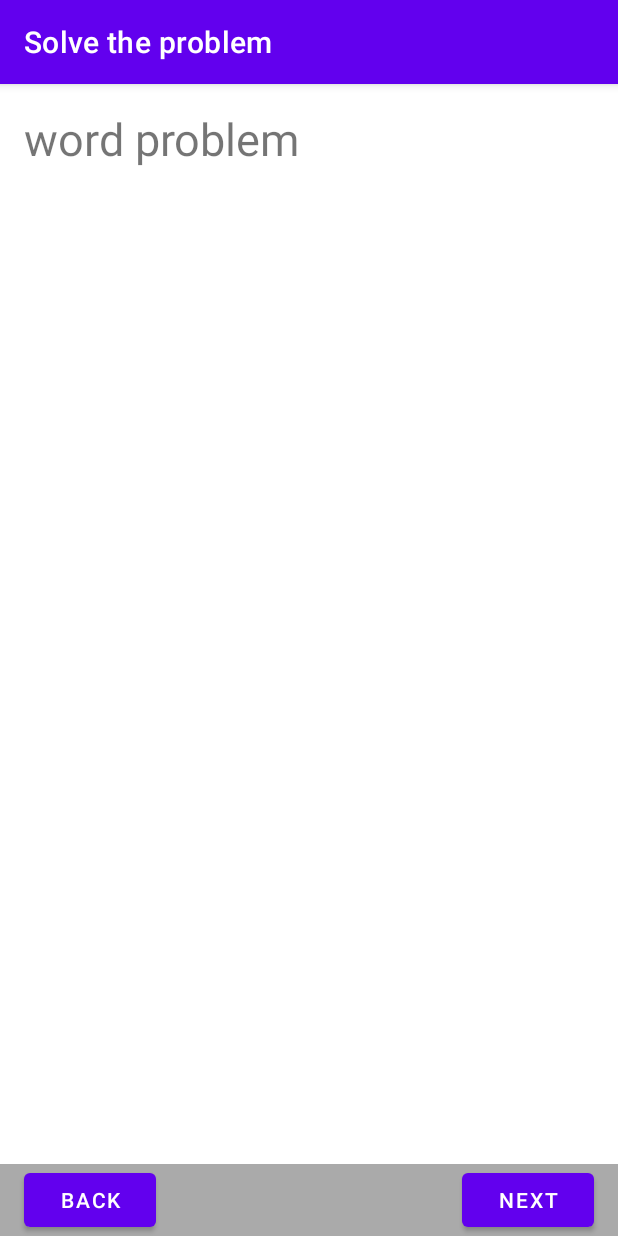
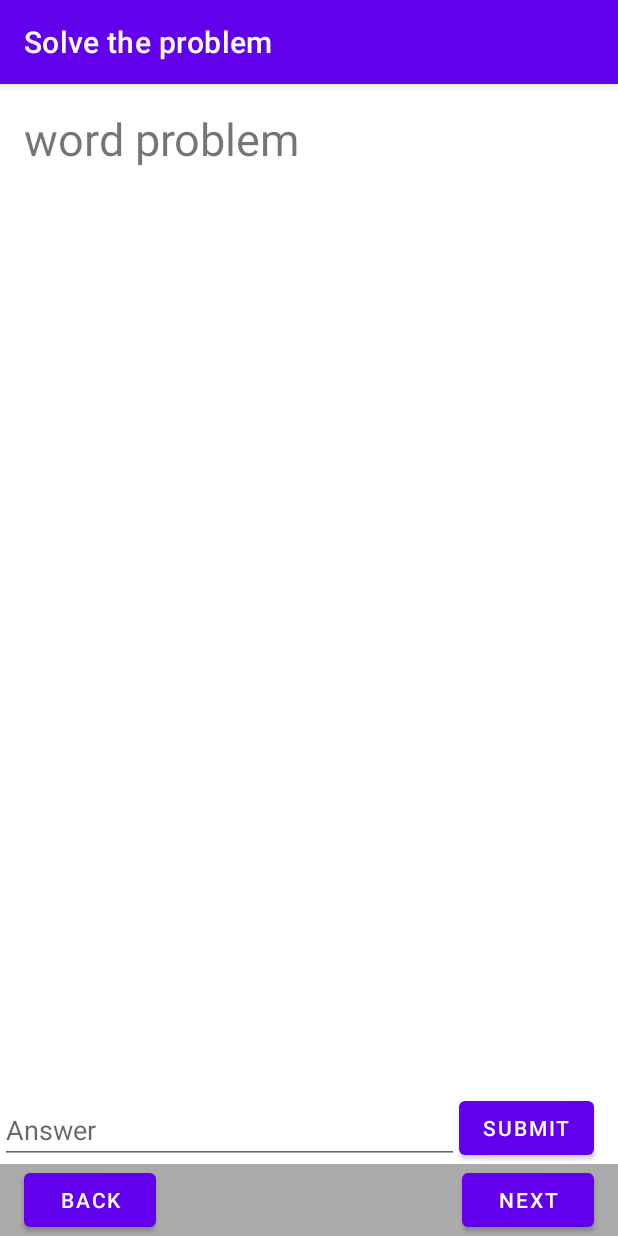
Before and after one commit to jinglebiscuits/fourth-grade-word-problems, an Android app: the SolveFragment screen opened through its navigation route, on a phone screen of 412 x 824 dp. Run offline under Robolectric (Android 15) with nearby library versions, the phone set to English and light mode, and no system bars; 2 statements that could not run were skipped.

Commit message:
solution is checked

```diff
--- a/app/src/main/java/com/completewordproblems/fourthgrade/fragments/strategies/SolveFragment.kt
+++ b/app/src/main/java/com/completewordproblems/fourthgrade/fragments/strategies/SolveFragment.kt
@@ -4,8 +4,12 @@ import android.os.Bundle
 import android.view.LayoutInflater
 import android.view.View
 import android.view.ViewGroup
+import android.widget.Button
+import android.widget.EditText
+import androidx.appcompat.app.AlertDialog
 import androidx.fragment.app.Fragment
 import com.completewordproblems.fourthgrade.R
+import com.completewordproblems.fourthgrade.Wizard
 
 /**
  * A simple [Fragment] subclass.
@@ -14,6 +18,9 @@ import com.completewordproblems.fourthgrade.R
  */
 class SolveFragment : StrategyFragmentBase("Solve the problem") {
 
+    lateinit var answerText: EditText
+    lateinit var submitButton: Button
+
     override fun onCreateView(
         inflater: LayoutInflater, container: ViewGroup?,
         savedInstanceState: Bundle?
@@ -21,6 +28,18 @@ class SolveFragment : StrategyFragmentBase("Solve the problem") {
         val view: View = inflater.inflate(R.layout.fragment_solve, container, false)
         setupWordProblemText(view)
         setupNavigation(view)
+        answerText = view.findViewById(R.id.answer_text)
+        submitButton = view.findViewById(R.id.submit_button)
+        submitButton.setOnClickListener {
+            val builder = AlertDialog.Builder(requireContext())
+            if (Wizard.currentProblem.answer == answerText.text.toString()) {
+                builder.setMessage("That's right!")
+            } else {
+                builder.setMessage("${answerText.text} isn't the correct answer. Please try again.")
+            }
+            builder.setPositiveButton(android.R.string.ok, null)
+            builder.create().show()
+        }
         return view
     }
 }
--- a/app/src/main/res/layout/fragment_solve.xml
+++ b/app/src/main/res/layout/fragment_solve.xml
@@ -17,7 +17,27 @@
         app:layout_constraintStart_toStartOf="parent"
         app:layout_constraintTop_toTopOf="parent" />
 
+    <EditText
+        android:id="@+id/answer_text"
+        android:layout_width="0dp"
+        android:layout_height="wrap_content"
+        android:hint="Answer"
+        android:inputType="text"
+        app:layout_constraintStart_toStartOf="parent"
+        app:layout_constraintEnd_toStartOf="@+id/submit_button"
+        app:layout_constraintBottom_toTopOf="@id/navigation"/>
+
+    <Button
+        android:id="@+id/submit_button"
+        android:layout_width="wrap_content"
+        android:layout_height="wrap_content"
+        android:layout_marginEnd="16dp"
+        android:text="submit"
+        app:layout_constraintBottom_toTopOf="@+id/navigation"
+        app:layout_constraintEnd_toEndOf="parent"/>
+
     <include
+        android:id="@+id/navigation"
         layout="@layout/strategy_navigation"
         app:layout_constraintEnd_toEndOf="parent"
         app:layout_constraintStart_toStartOf="parent" />
```
